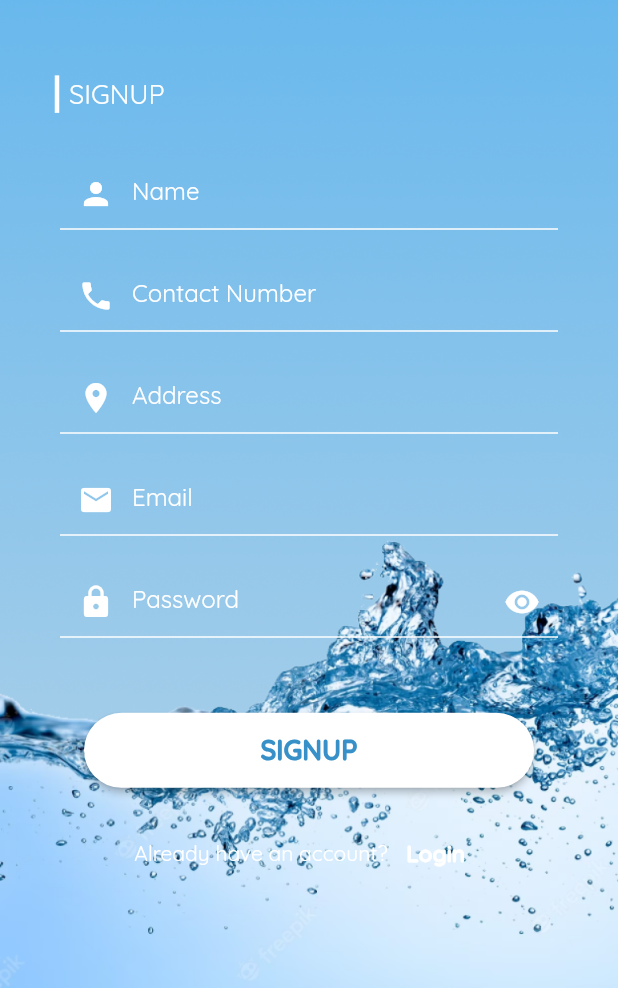
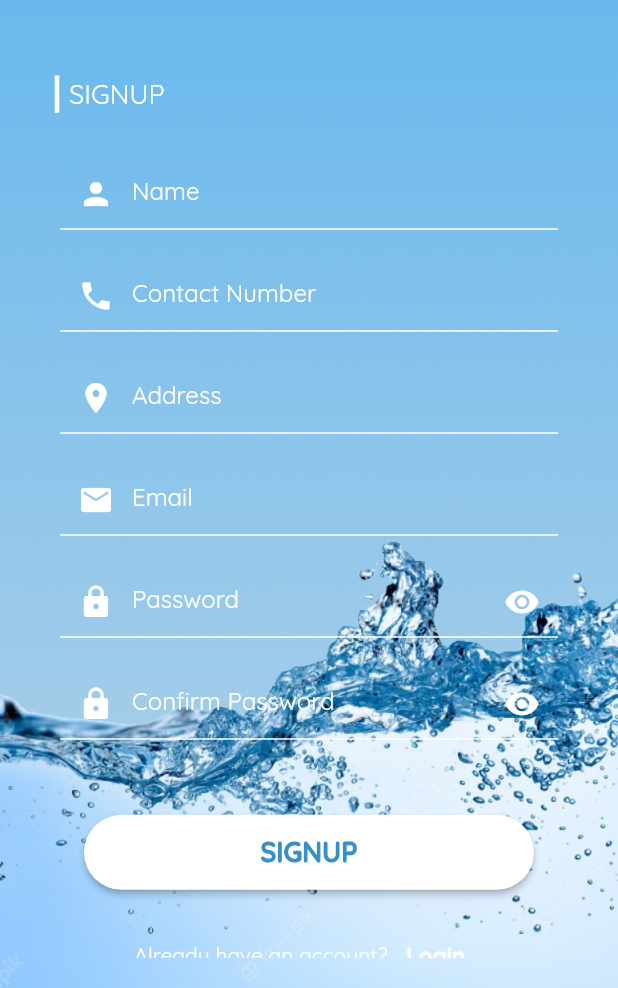
Before and after one commit to lansoyyy/project_agos, a Flutter app: the screen it shows after launch, after a tap on "SIGNUP", on a phone screen of 412 x 824 dp, the part 248-1236 px from its top. Run offline on Flutter 3.47's test engine with Material 2 defaults, Android fonts, the phone set to English and light mode, and no system bars; our stand-ins replace cloud_firestore, firebase_auth, firebase_core, firebase_storage, flutter_spinkit, fluttertoast and 4 more; missing offline and left inert: flutter_polyline_points, ticket_widget; accounts and stored records are empty.

Commit message:
added confirm password

```diff
--- a/lib/screens/auth/signup_screen.dart
+++ b/lib/screens/auth/signup_screen.dart
@@ -28,6 +28,7 @@ class _SignupScreenState extends State<SignupScreen> {
   final emailController = TextEditingController();
 
   final passwordController = TextEditingController();
+  final confirmpasswordController = TextEditingController();
 
   final nameController = TextEditingController();
 
@@ -182,12 +183,32 @@ class _SignupScreenState extends State<SignupScreen> {
                       if (value.length < 8) {
                         return 'Password must be at least 8 characters long';
                       }
-                      final hasUppercase = value.contains(RegExp(r'[A-Z]'));
-                      final hasLowercase = value.contains(RegExp(r'[a-z]'));
-                      final hasNumber = value.contains(RegExp(r'[0-9]'));
-                      if (!hasUppercase || !hasLowercase || !hasNumber) {
-                        return 'Password must contain at least one uppercase letter, one lowercase letter, and one number';
+
+                      return null;
+                    },
+                  ),
+                  const SizedBox(
+                    height: 20,
+                  ),
+                  TextFieldWidget(
+                    textCapitalization: TextCapitalization.none,
+                    showEye: true,
+                    isObscure: true,
+                    icon: Icons.lock,
+                    hint: 'Confirm Password',
+                    label: 'Confirm Password',
+                    controller: confirmpasswordController,
+                    validator: (value) {
+                      if (value == null || value.isEmpty) {
+                        return 'Please enter a password';
                       }
+                      if (value.length < 8) {
+                        return 'Password must be at least 8 characters long';
+                      }
+                      if (value != passwordController.text) {
+                        return 'Password do not match';
+                      }
+
                       return null;
                     },
                   ),
--- a/lib/widgets/textfield_widget.dart
+++ b/lib/widgets/textfield_widget.dart
@@ -87,9 +87,7 @@ class _TextFieldWidgetState extends State<TextFieldWidget> {
             ),
             borderRadius: BorderRadius.circular(5),
           ),
-          errorStyle: const TextStyle(
-            fontFamily: 'QBold',
-          ),
+          errorStyle: const TextStyle(fontFamily: 'QBold', fontSize: 12),
           focusedErrorBorder: OutlineInputBorder(
             borderSide: const BorderSide(
               color: Colors.red,
```
Also changed, not shown: lib/screens/merchant/signup_screen.dart (+26 -5 lines).
